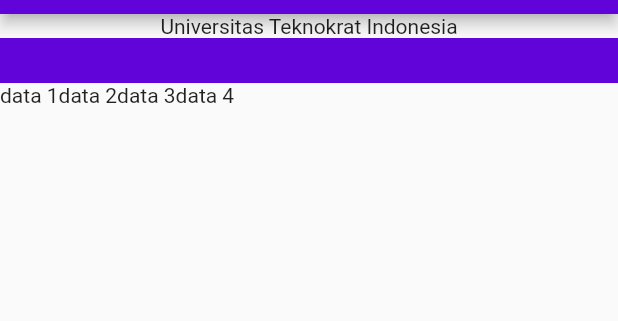
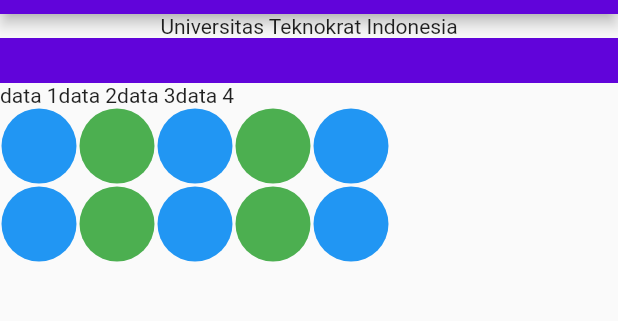
Before and after one commit to Ezbeng/ifa-latihan1, a Flutter app: the screen it shows after launch, on a phone screen of 412 x 824 dp, the part 70-391 px from its top. Run offline on Flutter 3.47's test engine with Material 2 defaults, Android fonts, the phone set to English and light mode, and no system bars.

Commit message:
MENAMBAHKAN BULAT DAN KOTAK CONTAINER

```diff
--- a/lib/main.dart
+++ b/lib/main.dart
@@ -31,7 +31,37 @@ class MyApp extends StatelessWidget {
                 Text("data 3"),
                 Text("data 4"),
               ],
-            )
+            ),
+            Column(
+              children: [
+                Row(
+                  children: List.generate(5, (index) {
+                    return Container(
+                      height: 50,
+                      width: 50,
+                      decoration: BoxDecoration(
+                        shape: BoxShape.circle,
+                        color: index % 2 == 0 ? Colors.blue : Colors.green,
+                      ),
+                      margin: EdgeInsets.all(1),
+                    );
+                  }),
+                ),
+                Row(
+                  children: List.generate(5, (index) {
+                    return Container(
+                      height: 50,
+                      width: 50,
+                      decoration: BoxDecoration(
+                        shape: BoxShape.circle,
+                        color: index % 2 == 0 ? Colors.blue : Colors.green,
+                      ),
+                      margin: EdgeInsets.all(1),
+                    );
+                  }),
+                ),
+              ],
+            ),
           ],
         ),
       ),
```
